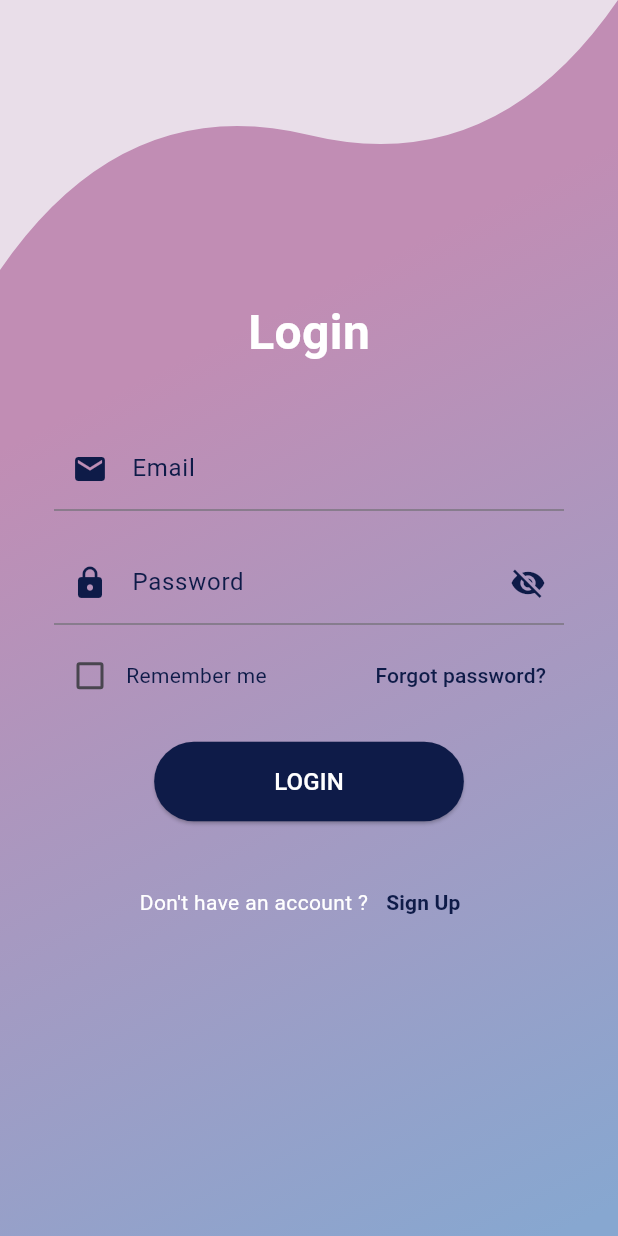
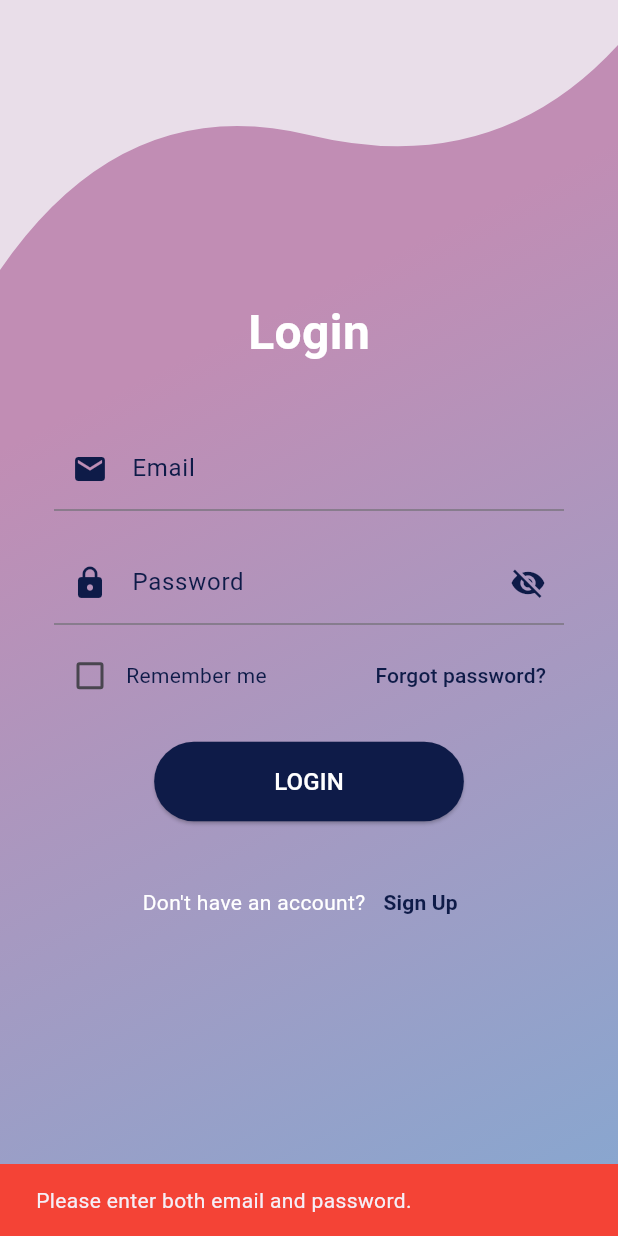
Before and after one commit to Yousra-BOUHOUIA/Donate-Application, a Flutter app: the LoginPage screen opened by its route, after a tap on "LOGIN", on a phone screen of 412 x 824 dp. Run offline on Flutter 3.47's test engine with Material 3 defaults, Android fonts, the phone set to English and light mode, and no system bars; our stand-ins replace badges, flutter_bloc, google_nav_bar, image_picker, sqflite, sqflite_common_ffi; accounts and stored records are empty.

Commit message:
Add files via upload

```diff
--- a/lib/views/screens/common/login.dart
+++ b/lib/views/screens/common/login.dart
@@ -1,6 +1,10 @@
+import 'package:donate_application/views/screens/organization/org_homepage.dart';
+import 'package:donate_application/views/screens/organization/signup_as_organization.dart';
+import 'package:donate_application/views/screens/user/user_homepage.dart';
 import 'package:flutter/material.dart';
+import 'package:donate_application/databases/tables/organization.dart';
+import 'package:donate_application/databases/tables/participant.dart';
 import '../../../themes/colors.dart';
-//import 'package:donate_application/imports/user_barrel.dart';
 
 class LoginPage extends StatefulWidget {
   const LoginPage({super.key});
@@ -13,11 +17,63 @@ class LoginPage extends StatefulWidget {
 class _LoginPageState extends State<LoginPage> {
   bool rememberMe = false; // Checkbox state
   bool obscurePassword = true; // Password visibility state
+  final TextEditingController emailController = TextEditingController();
+  final TextEditingController passwordController = TextEditingController();
+  final DBOrganizationTable organizationTable = DBOrganizationTable();
+  final DBParticipantTable participantTable = DBParticipantTable();
+
+  Future<void> _handleLogin() async {
+    String email = emailController.text.trim();
+    String password = passwordController.text.trim();
+
+    if (email.isEmpty || password.isEmpty) {
+      _showMessage("Please enter both email and password.");
+      return;
+    }
+
+    try {
+      // Check organization
+      var org = await organizationTable.getRecord("email", email);
+      if (org != null && org['password'] == password) {
+
+        Navigator.pushReplacement(
+          context,
+          MaterialPageRoute(builder: (context) => OrgHomePage()),
+        );
+        return;
+      }
+
+      // Check participant
+      var participant = await participantTable.getRecord("email", email);
+      if (participant != null && participant['password'] == password) {
+
+        Navigator.pushReplacement(
+          context,
+          MaterialPageRoute(builder: (context) => UserHomePage()),
+        );
+        return;
+      }
+
+      // If no match found
+      _showMessage("Invalid email or password.");
+    } catch (e) {
+      _showMessage("An error occurred: $e");
+    }
+  }
+
+  void _showMessage(String message, {bool isSuccess = false}) {
+    ScaffoldMessenger.of(context).showSnackBar(
+      SnackBar(
+        content: Text(message),
+        backgroundColor: isSuccess ? Colors.green : Colors.red,
+      ),
+    );
+  }
 
   @override
   Widget build(BuildContext context) {
     return Scaffold(
-      backgroundColor: appBackgroundColor, // Set the background color of the Scaffold
+      backgroundColor: appBackgroundColor,
       body: Stack(
         children: [
           // Gradient background
@@ -27,13 +83,10 @@ class _LoginPageState extends State<LoginPage> {
                 begin: Alignment.topLeft,
                 end: Alignment.bottomRight,
                 colors: [
-                  formGradientStart, // Gradient start color
-                  formGradientEnd,   // Gradient end color
+                  formGradientStart,
+                  formGradientEnd,
                 ],
-                stops: [
-                  0.29, // 29% stop
-                  0.98, // 98% stop
-                ],
+                stops: [0.29, 0.98],
               ),
             ),
           ),
@@ -41,41 +94,40 @@ class _LoginPageState extends State<LoginPage> {
           ClipPath(
             clipper: WaveClipper(),
             child: Container(
-              height: 300, // Adjust the height to fit your design
-              color: backgroundColor, // Background color of the wave
+              height: 300,
+              color: backgroundColor,
             ),
           ),
-          // Main login form with padding
+          // Main login form
           Padding(
-            padding: const EdgeInsets.symmetric(horizontal: 20.0), // 20px padding on both left and right
+            padding: const EdgeInsets.symmetric(horizontal: 20.0),
             child: Center(
               child: Padding(
-                padding: const EdgeInsets.all(16.0), // Padding inside the form
+                padding: const EdgeInsets.all(16.0),
                 child: Column(
                   mainAxisAlignment: MainAxisAlignment.center,
                   children: [
-                    // Login Title
                     const Text(
                       'Login',
                       style: TextStyle(
                         fontSize: 32,
                         fontWeight: FontWeight.bold,
-                        color: textColor, // Text color from the color file
+                        color: textColor,
                       ),
                     ),
                     const SizedBox(height: 40),
-                    // Email input field
-                    const TextField(
-                      decoration: InputDecoration(
-                        prefixIcon: Icon(Icons.email, color: primaryColor), // Primary color
+                    TextField(
+                      controller: emailController,
+                      decoration: const InputDecoration(
+                        prefixIcon: Icon(Icons.email, color: primaryColor),
                         labelText: 'Email',
-                        labelStyle: TextStyle(color: labelColor), // Label color
+                        labelStyle: TextStyle(color: labelColor),
                         border: UnderlineInputBorder(),
                       ),
                     ),
                     const SizedBox(height: 20),
-                    // Password input field
                     TextField(
+                      controller: passwordController,
                       obscureText: obscurePassword,
                       decoration: InputDecoration(
                         prefixIcon: const Icon(Icons.lock, color: primaryColor),
@@ -96,7 +148,6 @@ class _LoginPageState extends State<LoginPage> {
                       ),
                     ),
                     const SizedBox(height: 10),
-                    // Remember me and forgot password row
                     Row(
                       mainAxisAlignment: MainAxisAlignment.spaceBetween,
                       children: [
@@ -127,33 +178,36 @@ class _LoginPageState extends State<LoginPage> {
                       ],
                     ),
                     const SizedBox(height: 20),
-                    // Login button
                     ElevatedButton(
-                      onPressed: () {},
+                      onPressed: _handleLogin,
                       style: ElevatedButton.styleFrom(
-                        backgroundColor: buttonColor, // Button color
+                        backgroundColor: buttonColor,
                         shape: RoundedRectangleBorder(
                           borderRadius: BorderRadius.circular(30),
                         ),
-                        padding: const EdgeInsets.symmetric(vertical: 15, horizontal: 80),
+                        padding: const EdgeInsets.symmetric(
+                            vertical: 15, horizontal: 80),
                       ),
                       child: const Text(
                         'LOGIN',
-                        style: TextStyle(color: buttonTextColor, fontSize: 16), // Button text color
+                        style: TextStyle(
+                          color: buttonTextColor,
+                          fontSize: 16,
+                        ),
                       ),
                     ),
                     const SizedBox(height: 30),
-                    // Signup link
                     Row(
                       mainAxisAlignment: MainAxisAlignment.center,
                       children: [
                         const Text(
-                          "Don't have an account ?",
+                          "Don't have an account?",
                           style: TextStyle(color: textColor),
                         ),
                         TextButton(
                           onPressed: () {
-                            Navigator.pushReplacementNamed(context, '/signup_as_user');
+                            Navigator.pushReplacementNamed(
+                                context, '/signup_as_user');
                           },
                           child: const Text(
                             'Sign Up',
@@ -175,32 +229,3 @@ class _LoginPageState extends State<LoginPage> {
     );
   }
 }
-
-class WaveClipper extends CustomClipper<Path> {
-  @override
-  Path getClip(Size size) {
-    var path = Path();
-    path.lineTo(0, size.height * 0.6); // Starting point with added height
-
-    // First wave curve: gentler wave
-    var firstControlPoint = Offset(size.width * 0.2, size.height * 0.2); // Closer to the curve for gentler wave
-    var firstEndPoint = Offset(size.width * 0.5, size.height * 0.3);
-    path.quadraticBezierTo(
-        firstControlPoint.dx, firstControlPoint.dy, firstEndPoint.dx, firstEndPoint.dy);
-
-    // Second wave curve: gentler outward wave
-    var secondControlPoint = Offset(size.width * 0.8, size.height * 0.4); // Closer for gentler curve
-    var secondEndPoint = Offset(size.width, 0); // End at the top-right corner
-    path.quadraticBezierTo(
-        secondControlPoint.dx, secondControlPoint.dy, secondEndPoint.dx, secondEndPoint.dy);
-
-    path.lineTo(size.width, 0); // Go up to the top-right corner
-    path.lineTo(0, 0); // Return to the top-left corner
-    path.close();
-
-    return path;
-  }
-
-  @override
-  bool shouldReclip(covariant CustomClipper<Path> oldClipper) => false;
-}
```
